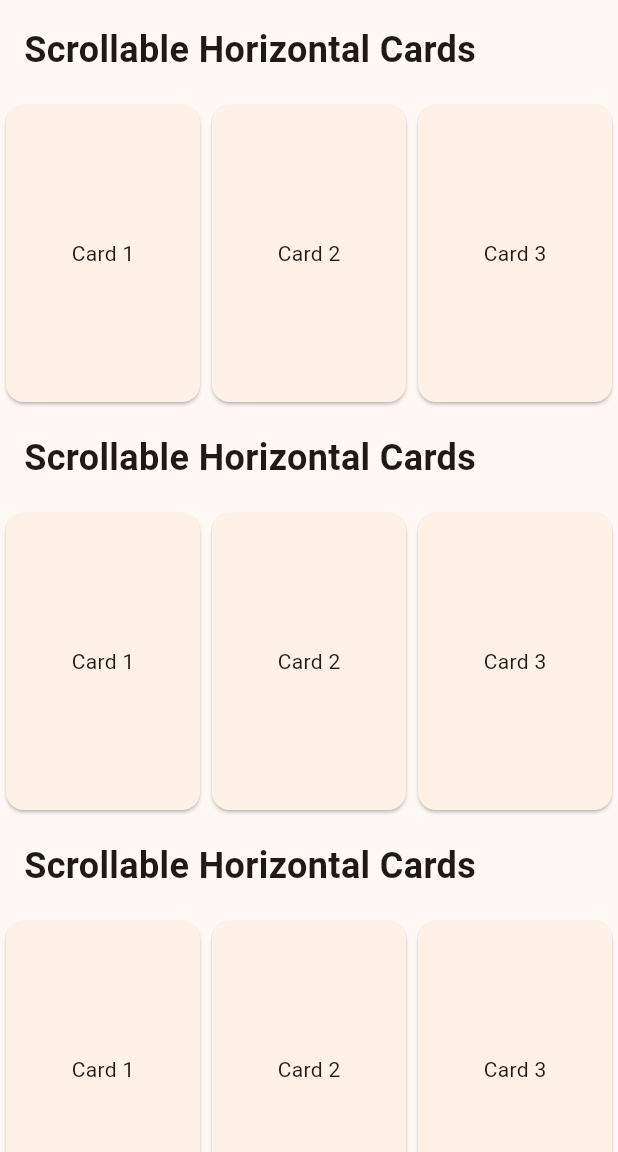
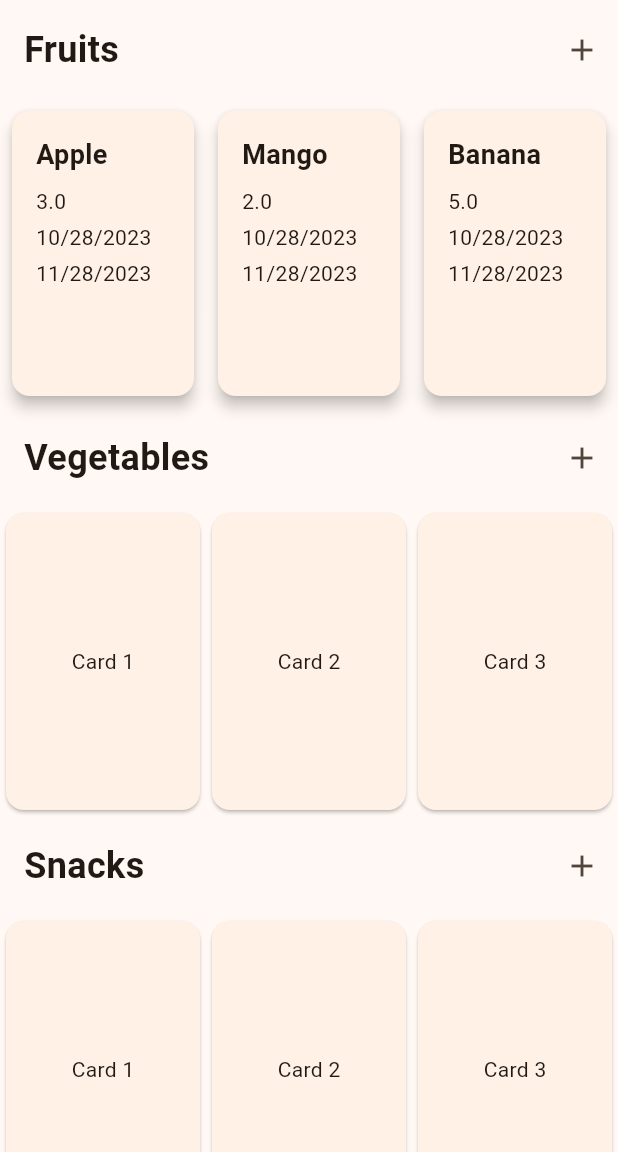
Before and after one commit to Mckenz31/foodBuddy, a Flutter app: the screen it shows after launch, on a phone screen of 412 x 824 dp, the part 84-1236 px from its top. Run offline on Flutter 3.47's test engine with Material 2 defaults, Android fonts, the phone set to English and light mode, and no system bars.

Commit message:
minor inventory page changes + add food item

```diff
--- a/food_buddy/lib/widgets/inventory.dart
+++ b/food_buddy/lib/widgets/inventory.dart
@@ -1,5 +1,6 @@
 import 'package:flutter/material.dart';
 import 'package:food_buddy/models/food_items.dart';
+import 'package:food_buddy/widgets/addFruits.dart';
 
 class Inventory extends StatefulWidget {
   const Inventory({super.key});
@@ -11,6 +12,7 @@ class Inventory extends StatefulWidget {
 }
 
 class _Inventory extends State<Inventory> {
+
   final List<FoodItems> fruitsList = [
     FoodItems(
       product: 'Apple',
@@ -22,7 +24,7 @@ class _Inventory extends State<Inventory> {
     ),
     FoodItems(
       product: 'Mango',
-      amount: 3,
+      amount: 2,
       purchaseDate: DateTime.now(),
       expirationDate: DateTime(
         DateTime.now().year, DateTime.now().month + 1, DateTime.now().day),
@@ -30,13 +32,20 @@ class _Inventory extends State<Inventory> {
     ),
     FoodItems(
       product: 'Banana',
-      amount: 3,
+      amount: 5,
       purchaseDate: DateTime.now(),
       expirationDate: DateTime(
         DateTime.now().year, DateTime.now().month + 1, DateTime.now().day),
       category: Category.fruits
     ),
   ];
+
+  void _showModel() {
+    showModalBottomSheet(
+      context: context,
+      builder: ((ctx) => const AddFruits()),
+    );
+  }
 
   @override
   Widget build(BuildContext context) {
@@ -51,24 +60,53 @@ class _Inventory extends State<Inventory> {
           children: <Widget>[
 
             //Fruits
+            Row(
+              children: [
                 const Padding(
                   padding: EdgeInsets.all(16.0),
                   child: Text(
-                'Scrollable Horizontal Cards',
+                    'Fruits',
                     style: TextStyle(fontSize: 24, fontWeight: FontWeight.bold),
                   ),
+                ),
+                const Spacer(),
+                IconButton(onPressed: (){
+                  _showModel();
+                }, icon: const Icon(Icons.add))
+              ],
             ),
             SizedBox(
               height: MediaQuery.of(context).size.height / 4,
               child: ListView.builder(
                 scrollDirection: Axis.horizontal,
-                itemCount: 10, // Number of items in the horizontal list
+                itemCount: fruitsList.length, // Number of items in the horizontal list
                 itemBuilder: (context, index) {
                   return SizedBox(
                     width: MediaQuery.of(context).size.width / 3, // Card width
                     child: Card(
-                      child: Center(
-                        child: Text('Card ${index + 1}'),
+                      elevation: 4.0,
+                      margin: const EdgeInsets.all(8.0),
+                      child: Padding(
+                        padding: const EdgeInsets.all(16.0),
+                        child: Column(
+                          crossAxisAlignment: CrossAxisAlignment.start,
+                          mainAxisSize: MainAxisSize.min,
+                          children: <Widget>[
+                            Text(
+                              fruitsList[index].product,
+                              style: const TextStyle(
+                                fontSize: 18.0,
+                                fontWeight: FontWeight.bold,
+                              ),
+                            ),
+                            const SizedBox(height: 8.0),
+                            Text(fruitsList[index].amount.toString()),
+                            const SizedBox(height: 4.0),
+                            Text(formatter.format(fruitsList[index].purchaseDate)),
+                            const SizedBox(height: 4.0),
+                            Text(formatter.format(fruitsList[index].expirationDate)),
+                          ],
+                        ),
                       ),
                     ),
                   );
@@ -78,12 +116,18 @@ class _Inventory extends State<Inventory> {
 
 
 
+            Row(
+              children: [
                 const Padding(
                   padding: EdgeInsets.all(16.0),
                   child: Text(
-                'Scrollable Horizontal Cards',
+                    'Vegetables',
                     style: TextStyle(fontSize: 24, fontWeight: FontWeight.bold),
                   ),
+                ),
+                const Spacer(),
+                IconButton(onPressed: (){}, icon: const Icon(Icons.add))
+              ],
             ),
             SizedBox(
               height: MediaQuery.of(context).size.height / 4,
@@ -106,12 +150,18 @@ class _Inventory extends State<Inventory> {
 
 
 
+            Row(
+              children: [
                 const Padding(
                   padding: EdgeInsets.all(16.0),
                   child: Text(
-                'Scrollable Horizontal Cards',
+                    'Snacks',
                     style: TextStyle(fontSize: 24, fontWeight: FontWeight.bold),
                   ),
+                ),
+                const Spacer(),
+                IconButton(onPressed: (){}, icon: const Icon(Icons.add))
+              ],
             ),
             SizedBox(
               height: MediaQuery.of(context).size.height / 4,
--- a/food_buddy/pubspec.yaml
+++ b/food_buddy/pubspec.yaml
@@ -38,6 +38,8 @@ dependencies:
   uuid: ^4.1.0
   intl: ^0.18.1
   font_awesome_flutter: ^10.6.0
+  http: ^1.1.0
+  unsplash_client: ^2.1.1
 
 dev_dependencies:
   flutter_test:
```
Also changed, not shown: food_buddy/lib/widgets/addFruits.dart (added, +167 -0 lines), food_buddy/pubspec.lock. Lines whose indentation alone changed are shown as unchanged.
